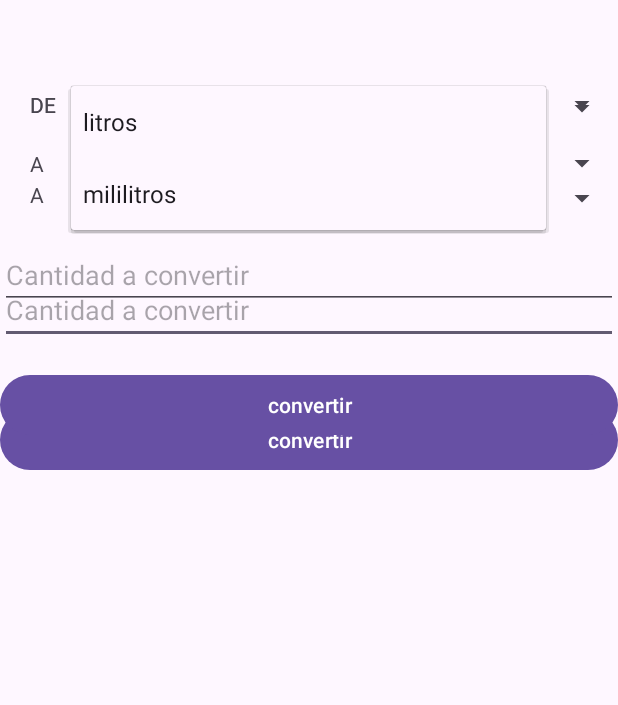
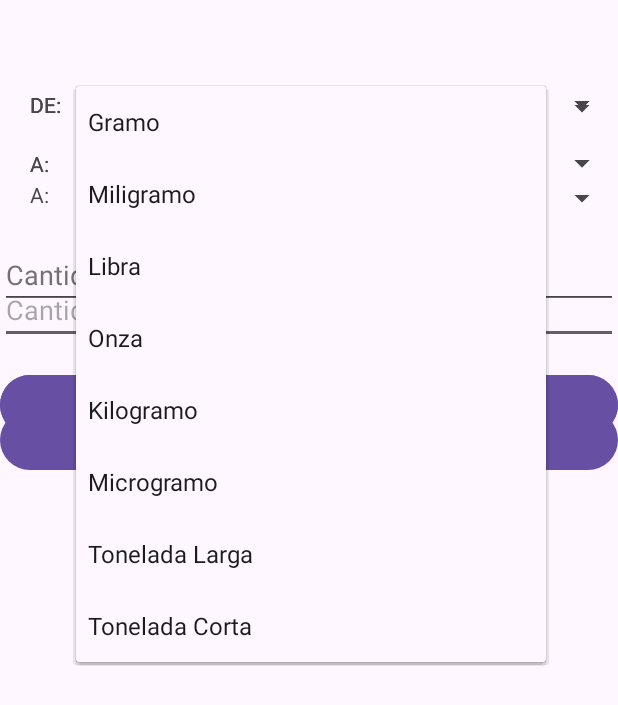
Before and after one commit to MauricioCarranza2024/Programacion-II-2024-UGB, an Android app: the screen it shows after launch (MainActivity), after a tap on "Metros", on a phone screen of 412 x 824 dp. Shown: the top 705 px of the screen. Run offline under Robolectric (Android 15) with nearby library versions, the phone set to English and light mode, and no system bars.

Commit message:
creacion de conversores, y la app de medir

```diff
--- a/app/src/main/java/com/ugb/controlesbasicos/MainActivity.java
+++ b/app/src/main/java/com/ugb/controlesbasicos/MainActivity.java
@@ -14,8 +14,10 @@ public class MainActivity extends AppCompatActivity {
     TabHost tbh;
     TextView tempval;
     Spinner spn;
-    Button btn;
+    Button btnLongitud;
+    Button btnVolumen; // Botón para la conversión de volumen
     conversores miObj = new conversores();
+
     @Override
     protected void onCreate(Bundle savedInstanceState) {
         super.onCreate(savedInstanceState);
@@ -25,56 +27,75 @@ public class MainActivity extends AppCompatActivity {
         tbh.setup();
 
         tbh.addTab(tbh.newTabSpec("LON").setContent(R.id.tabLongitud).setIndicator("LONGITUD", null));
-        tbh.addTab(tbh.newTabSpec("ALM").setContent(R.id.tabVolumen).setIndicator("VOLUMEN", null));
-        tbh.addTab(tbh.newTabSpec("MON").setContent(R.id.tabMonedas).setIndicator("MONEDAS", null));
+        tbh.addTab(tbh.newTabSpec("VOL").setContent(R.id.tabVolumen).setIndicator("VOLUMEN", null));
+        tbh.addTab(tbh.newTabSpec("MAS").setContent(R.id.tabMasa).setIndicator("MASA", null));
 
-
-        btn=findViewById(R.id.btnConvertirLongitud);
-        btn.setOnClickListener(new View.OnClickListener() {
+        // Botón para conversión de longitud
+        btnLongitud = findViewById(R.id.btnConvertirLongitud);
+        btnLongitud.setOnClickListener(new View.OnClickListener() {
             @Override
             public void onClick(View v) {
+                // Lógica de conversión de longitud
                 spn = findViewById(R.id.spnDElongitud);
                 int de = spn.getSelectedItemPosition();
 
                 spn = findViewById(R.id.spnAlongitud);
                 int a = spn.getSelectedItemPosition();
 
-                tempval=findViewById(R.id.txtCantidadLongitud);
-                double cantidad= Double.parseDouble(tempval.getText().toString());
+                tempval = findViewById(R.id.txtCantidadLongitud);
+                double cantidad = Double.parseDouble(tempval.getText().toString());
                 double resp = miObj.convertir(0, de, a, cantidad);
-                Toast.makeText(getApplicationContext(),"Respuesta:"+ resp, Toast.LENGTH_LONG).show();
+                Toast.makeText(getApplicationContext(), "Respuesta:" + resp, Toast.LENGTH_LONG).show();
             }
+        });
 
-        });
-        btn=findViewById(R.id.btnConvertirVolumen);
-        btn.setOnClickListener(new View.OnClickListener() {
+        // Botón para conversión de volumen
+        btnVolumen = findViewById(R.id.btnConvertirVolumen);
+        btnVolumen.setOnClickListener(new View.OnClickListener() {
             @Override
             public void onClick(View v) {
+                // Lógica de conversión de volumen
                 spn = findViewById(R.id.spnDEVolumen);
                 int de = spn.getSelectedItemPosition();
 
                 spn = findViewById(R.id.spnAVolumen);
                 int a = spn.getSelectedItemPosition();
 
-                tempval=findViewById(R.id.txtCantidadDeVolumen);
-                double cantidad= Double.parseDouble(tempval.getText().toString());
-                double resp = miObj.convertir(1, de, a, cantidad);
-                Toast.makeText(getApplicationContext(),"Respuesta:"+ resp, Toast.LENGTH_LONG).show();
+                tempval = findViewById(R.id.txtCantidadDeVolumen);
+                double cantidad = Double.parseDouble(tempval.getText().toString());
+                double resp = miObj.convertir(1, de, a, cantidad); // Se pasa 1 como opción para la conversión de volumen
+                Toast.makeText(getApplicationContext(), "Respuesta:" + resp, Toast.LENGTH_LONG).show();
+            }
+        });
+        btnLongitud = findViewById(R.id.btnConvertirMasa);
+        btnLongitud.setOnClickListener(new View.OnClickListener() {
+            @Override
+            public void onClick(View v) {
+                // Lógica de conversión de longitud
+                spn = findViewById(R.id.spnDEMasa);
+                int de = spn.getSelectedItemPosition();
+
+                spn = findViewById(R.id.spnAMasa);
+                int a = spn.getSelectedItemPosition();
+
+                tempval = findViewById(R.id.txtCantidadDeMasa);
+                double cantidad = Double.parseDouble(tempval.getText().toString());
+                double resp = miObj.convertir(2, de, a, cantidad);
+                Toast.makeText(getApplicationContext(), "Respuesta:" + resp, Toast.LENGTH_LONG).show();
             }
         });
     }
 }
+
 class conversores {
     double[][] valores = {
+            // Longitud
             {1, 100, 39.3701, 3.28084, 1.193, 1.09361, 0.001, 0.000621371},
-            {1},
-            {1},
-
-            {1, 1000}, // 1 litro = 1000 mililitros
+            // Volumen
+            {1, 1000, 0.001},
+            // Masa
+            {1, 1000, 0.00220462, 0.035274, 0.001, 1e+6, 9.8421e-7, 1.1023e-6},
     };
-
-
-
 
     public double convertir(int opcion, int de, int a, double cantidad) {
         return valores[opcion][a] / valores[opcion][de] * cantidad;
--- a/app/src/main/res/layout/activity_main.xml
+++ b/app/src/main/res/layout/activity_main.xml
@@ -35,14 +35,14 @@
 
                     <TextView
                         android:id="@+id/lblDelongitud"
-                        android:text="DE"
+                        android:text="DE:"
                         android:layout_marginTop="60dp"
                         android:layout_marginLeft="20dp"
                         android:layout_width="wrap_content"
                         android:layout_height="wrap_content"/>
                     <TextView
                         android:id="@+id/lblAlongitud"
-                        android:text="A"
+                        android:text="A:"
                         android:layout_marginTop="120dp"
                         android:layout_marginLeft="20dp"
                         android:layout_width="wrap_content"
@@ -89,14 +89,14 @@
 
             <TextView
                 android:id="@+id/lblDEVolumen"
-                android:text="DE"
+                android:text="DE:"
                 android:layout_marginTop="60dp"
                 android:layout_marginLeft="20dp"
                 android:layout_width="wrap_content"
                 android:layout_height="wrap_content"/>
             <TextView
                 android:id="@+id/lblAVolumen"
-                android:text="A"
+                android:text="A:"
                 android:layout_below="@id/lblDEVolumen"
                 android:layout_marginTop="20dp"
                 android:layout_marginLeft="20dp"
@@ -138,13 +138,63 @@
 
             </RelativeLayout>
 
-                <LinearLayout
-                    android:id="@+id/tabMonedas"
+               <RelativeLayout
+                    android:id="@+id/tabMasa"
                     android:layout_width="match_parent"
                     android:layout_height="match_parent"
                     android:orientation="vertical">
 
-                </LinearLayout>
+                   <TextView
+                       android:id="@+id/lblDEMasa"
+                       android:text="DE:"
+                       android:layout_marginTop="60dp"
+                       android:layout_marginLeft="20dp"
+                       android:layout_width="wrap_content"
+                       android:layout_height="wrap_content"/>
+                   <TextView
+                       android:id="@+id/lblAMasa"
+                       android:text="A:"
+                       android:layout_below="@id/lblDEMasa"
+                       android:layout_marginTop="20dp"
+                       android:layout_marginLeft="20dp"
+                       android:layout_width="wrap_content"
+                       android:layout_height="wrap_content"/>
+
+                   <Spinner
+                       android:id="@+id/spnDEMasa"
+                       android:entries="@array/spnMasa"
+                       android:layout_alignBaseline="@id/lblDEMasa"
+                       android:layout_marginLeft="10dp"
+                       android:layout_toRightOf="@id/lblDEMasa"
+                       android:layout_width="match_parent"
+                       android:layout_height="wrap_content"/>
+
+                   <Spinner
+                       android:id="@+id/spnAMasa"
+                       android:entries="@array/spnMasa"
+                       android:layout_alignBaseline="@id/lblAMasa"
+                       android:layout_marginLeft="10dp"
+                       android:layout_toRightOf="@id/lblAMasa"
+                       android:layout_width="match_parent"
+                       android:layout_height="wrap_content"/>
+
+                   <EditText
+                       android:id="@+id/txtCantidadDeMasa"
+                       android:layout_below="@+id/spnAMasa"
+                       android:layout_marginTop="40dp"
+                       android:hint="Cantidad a convertir"
+                       android:layout_width="match_parent"
+                       android:layout_height="wrap_content"/>
+                   <Button
+                       android:id="@+id/btnConvertirMasa"
+                       android:layout_width="match_parent"
+                       android:layout_height="wrap_content"
+                       android:layout_below="@+id/txtCantidadDeMasa"
+                       android:layout_marginTop="40dp"
+                       android:text="convertir" />
+
+               </RelativeLayout>
+
 
 
 
--- a/app/src/main/res/values/strings.xml
+++ b/app/src/main/res/values/strings.xml
@@ -14,6 +14,18 @@
     <string-array name="spnVolumen">
         <item>litros</item>
         <item>mililitros</item>
+        <item>Metros Cubicos</item>
+    </string-array>
+
+    <string-array name="spnMasa">
+        <item>Gramo</item>
+        <item>Miligramo</item>
+        <item>Libra</item>
+        <item>Onza</item>
+        <item>Kilogramo</item>
+        <item>Microgramo</item>
+        <item>Tonelada Larga</item>
+        <item>Tonelada Corta</item>
     </string-array>
 
 </resources>
```
